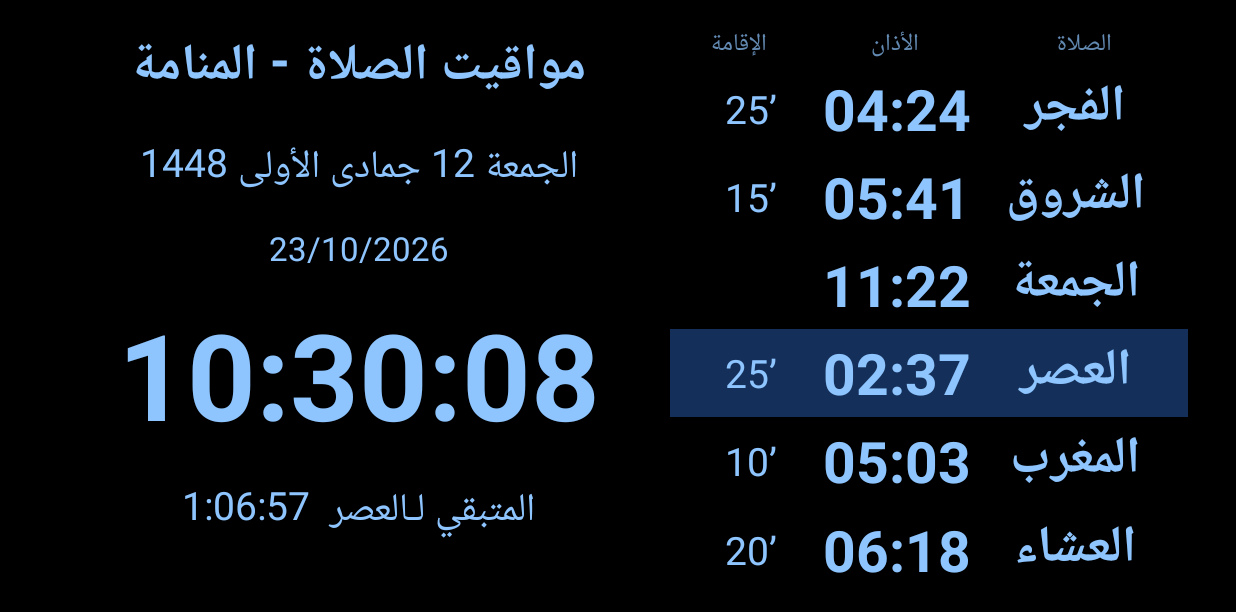
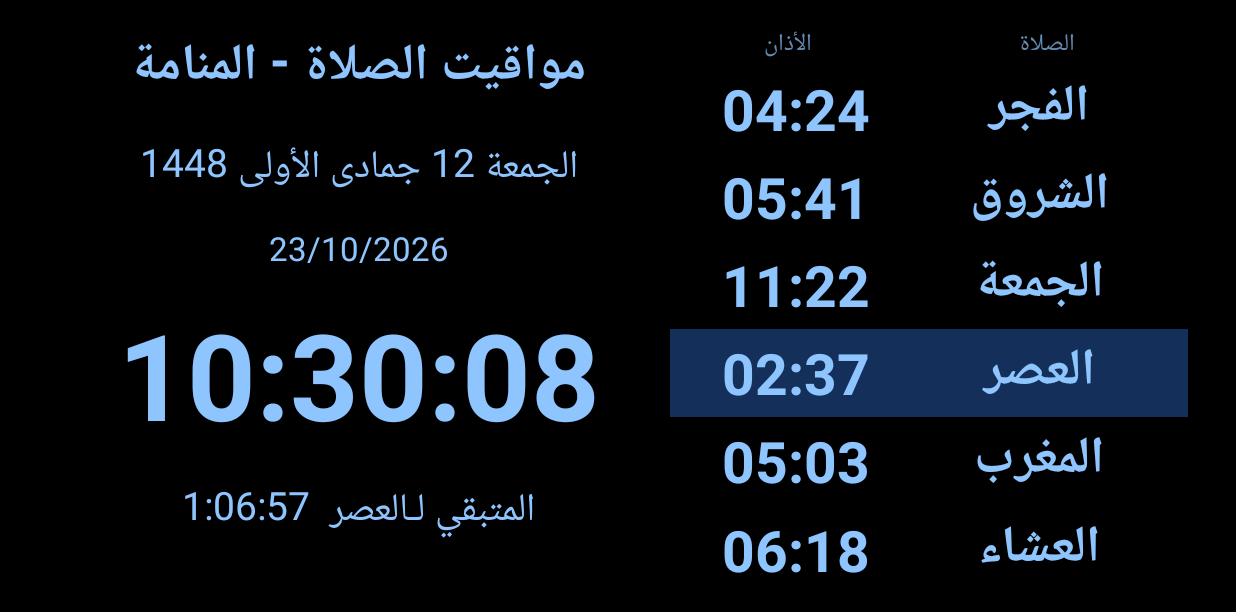
Before and after one commit to mbnetworku/Prayer.time., an Android app: the screen it shows after launch (MainActivity), on a phone screen of 824 x 412 dp (held sideways). Shown: the top 612 px of the screen. Run offline under Robolectric (Android 15) with nearby library versions, the phone set to English and light mode, and no system bars.

Commit message:
Remove Iqama column
Co-Authored-By: Claude Sonnet 5.5 <noreply@anthropic.com>
Claude-Session: https://claude.ai/code/session_015wFRZXDJVBjB1Fn1Frbamn

```diff
--- a/app/src/main/java/com/prayertime/tv/MainActivity.kt
+++ b/app/src/main/java/com/prayertime/tv/MainActivity.kt
@@ -30,7 +30,6 @@ class MainActivity : Activity() {
 
     private val blue = Color.parseColor("#8EC5FF")
     private val names = listOf("الفجر", "الشروق", "الظهر", "العصر", "المغرب", "العشاء")
-    private val iqama = listOf(25, 15, 0, 25, 10, 20) // minutes after adhan (0 = none)
     private val hijriMonths = listOf("محرم", "صفر", "ربيع الأول", "ربيع الآخر", "جمادى الأولى",
         "جمادى الآخرة", "رجب", "شعبان", "رمضان", "شوال", "ذو القعدة", "ذو الحجة")
     private val days = mapOf(1 to "الاثنين", 2 to "الثلاثاء", 3 to "الأربعاء", 4 to "الخميس",
@@ -50,7 +49,6 @@ class MainActivity : Activity() {
     private lateinit var verse: TextView
     private val nameViews = ArrayList<TextView>()
     private val timeViews = ArrayList<TextView>()
-    private val iqamaViews = ArrayList<TextView>()
     private val rows = ArrayList<LinearLayout>()
 
     private var cachedDate: LocalDate? = null
@@ -98,7 +96,7 @@ class MainActivity : Activity() {
         // Right side (first child in RTL): prayer table.
         val table = LinearLayout(this).apply { orientation = LinearLayout.VERTICAL }
         val head = LinearLayout(this).apply { orientation = LinearLayout.HORIZONTAL }
-        for ((t, w) in listOf("الصلاة" to 1.2f, "الأذان" to 1f, "الإقامة" to 0.8f)) {
+        for ((t, w) in listOf("الصلاة" to 1.2f, "الأذان" to 1f)) {
             head.addView(tv(16f).apply { text = t; alpha = 0.7f }, LinearLayout.LayoutParams(0, -2, w))
         }
         table.addView(head)
@@ -109,11 +107,9 @@ class MainActivity : Activity() {
             }
             val n = tv(34f, true).apply { text = names[i] }
             val t = tv(38f, true).apply { textDirection = View.TEXT_DIRECTION_LTR }
-            val q = tv(26f).apply { textDirection = View.TEXT_DIRECTION_LTR }
             row.addView(n, LinearLayout.LayoutParams(0, -2, 1.2f))
             row.addView(t, LinearLayout.LayoutParams(0, -2, 1f))
-            row.addView(q, LinearLayout.LayoutParams(0, -2, 0.8f))
-            nameViews += n; timeViews += t; iqamaViews += q; rows += row
+            nameViews += n; timeViews += t; rows += row
             table.addView(row, LinearLayout.LayoutParams(-1, 0, 1f))
         }
         root.addView(table, LinearLayout.LayoutParams(0, -1, 1f))
@@ -165,7 +161,6 @@ class MainActivity : Activity() {
         for (i in names.indices) {
             nameViews[i].text = names2[i]
             timeViews[i].text = hm(t.asList()[i])
-            iqamaViews[i].text = if (iqama[i] > 0) "${iqama[i]}’" else ""
         }
     }
     private var names2 = names
```
Also changed, not shown: 2 other files.
